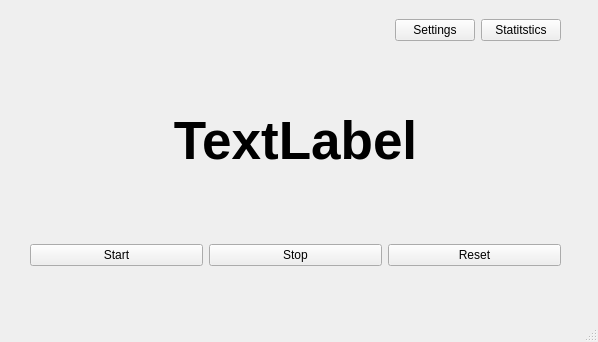
Old version of the form GUI.ui in the repository ASzwarc/Pomodoro.
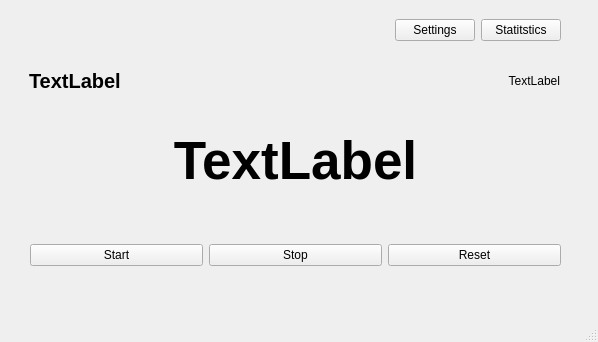
New version of the form.

Commit message: Added new labels to show phase and no. of work units

```diff
--- a/GUI.ui
+++ b/GUI.ui
@@ -18,9 +18,9 @@
     <property name="geometry">
      <rect>
       <x>30</x>
-      <y>70</y>
+      <y>110</y>
       <width>531</width>
-      <height>141</height>
+      <height>101</height>
      </rect>
     </property>
     <layout class="QVBoxLayout" name="verticalLayout">
@@ -115,6 +115,45 @@
      </item>
     </layout>
    </widget>
+   <widget class="QWidget" name="horizontalLayoutWidget_3">
+    <property name="geometry">
+     <rect>
+      <x>29</x>
+      <y>60</y>
+      <width>531</width>
+      <height>41</height>
+     </rect>
+    </property>
+    <layout class="QHBoxLayout" name="horizontalLayout_3">
+     <item>
+      <widget class="QLabel" name="phaseLabel">
+       <property name="font">
+        <font>
+         <pointsize>15</pointsize>
+         <weight>75</weight>
+         <bold>true</bold>
+        </font>
+       </property>
+       <property name="text">
+        <string>TextLabel</string>
+       </property>
+      </widget>
+     </item>
+     <item>
+      <widget class="QLabel" name="unitNoLabel">
+       <property name="layoutDirection">
+        <enum>Qt::LeftToRight</enum>
+       </property>
+       <property name="text">
+        <string>TextLabel</string>
+       </property>
+       <property name="alignment">
+        <set>Qt::AlignRight|Qt::AlignTrailing|Qt::AlignVCenter</set>
+       </property>
+      </widget>
+     </item>
+    </layout>
+   </widget>
   </widget>
   <widget class="QMenuBar" name="menubar">
    <property name="geometry">
```
